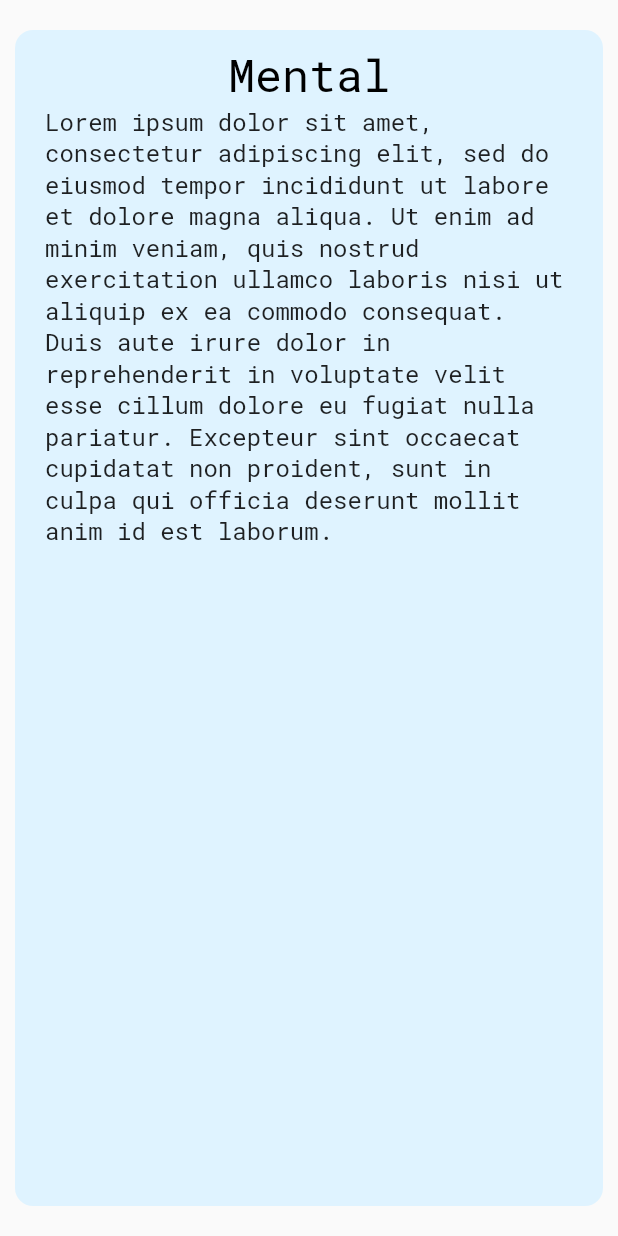
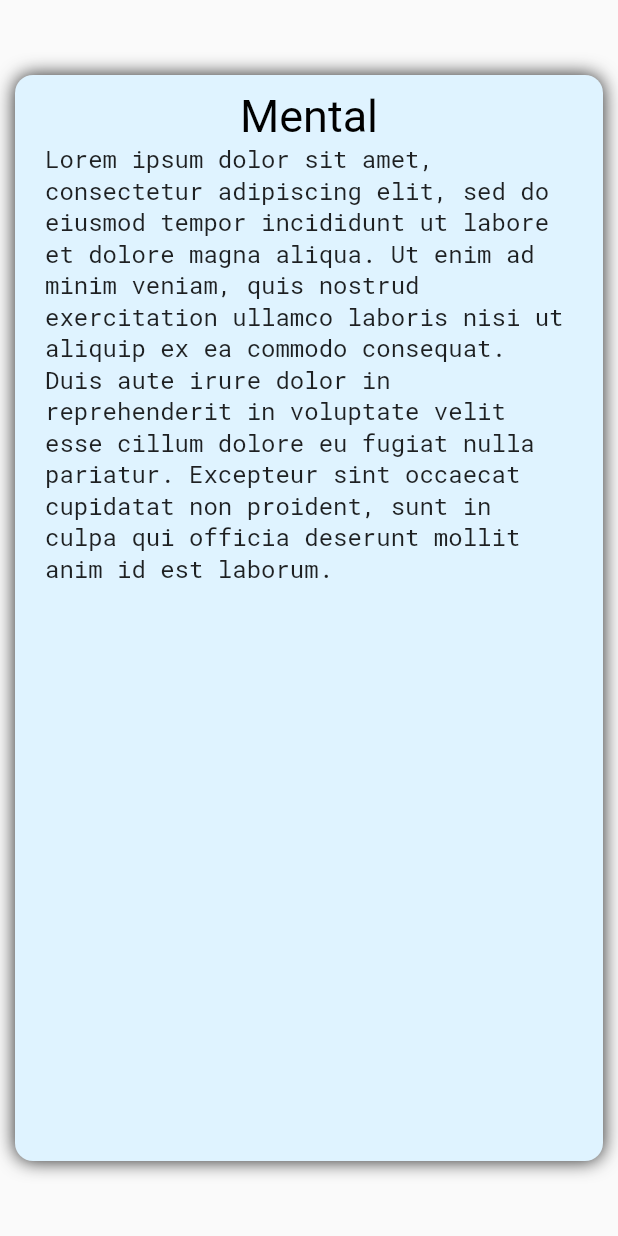
Before and after one commit to Roope1/UIUX-final-project, a Flutter app: the MentalContent widget shown alone on an empty page, opened directly, on a phone screen of 412 x 824 dp. Run offline on Flutter 3.47's test engine with Material 2 defaults, Android fonts, the phone set to English and light mode, and no system bars.

Commit message:
got rid of google font import
downloaded the actual font to the project

```diff
--- a/project/lib/main.dart
+++ b/project/lib/main.dart
@@ -2,35 +2,28 @@
 /// Title: Sanity in the times of COVID-19
 
 import 'package:flutter/material.dart';
-import 'package:google_fonts/google_fonts.dart';
 
+var titleTextStyle = const TextStyle(fontSize: 72, color: Colors.black);
+var buttonTextStyle = const TextStyle(fontSize: 30, color: Colors.black);
 
-var titleTextStyle = GoogleFonts.robotoMono(
-  fontSize: 72,
-  color: Colors.black );
+const double textBoxWidth = 1000;
 
-var buttonTextStyle = GoogleFonts.robotoMono(
-  fontSize: 30,
-  color: Colors.black);
-
-const double textBoxWidth = 800;
-
-var textBoxDec = const BoxDecoration (
+var textBoxDec = const BoxDecoration(
     color: Color(0xffDFF3FF),
     borderRadius: BorderRadius.all(
       Radius.circular(12.0),
     ),
-);
+    boxShadow: [
+      BoxShadow(
+        color: Colors.black87,
+        blurRadius: 10.0,
+      )
+    ]);
 
-var textBoxPadding = const EdgeInsets.symmetric(
-  vertical: 10,
-  horizontal: 20,
-);
+var textBoxPadding = const EdgeInsets.symmetric(vertical: 10, horizontal: 20);
+var textBoxMargin = const EdgeInsets.symmetric(horizontal: 10, vertical: 50);
 
-var textBoxMargin = const EdgeInsets.symmetric(
-  horizontal: 10,
-  vertical: 20
-);
+var contentStyle = const TextStyle(fontFamily: "RobotoMono", fontSize: 16);
 
 void main() {
   runApp(const MyApp());
@@ -55,24 +48,21 @@ class CovidWebsite extends StatelessWidget {
   Widget build(BuildContext context) {
     return Scaffold(
       body: SingleChildScrollView(
-        child: Column (
+          child: Column(
         children: <Widget>[
-
           //Title box
           Container(
             decoration: const BoxDecoration(
                 image: DecorationImage(
               image: AssetImage("assets/Images/BGImage.jpg"),
               fit: BoxFit.fitHeight,
-                  )
-
-               ),
+            )),
             height: MediaQuery.of(context).size.height / 1.5,
             width: MediaQuery.of(context).size.width,
             padding: const EdgeInsets.only(left: 100),
-              child: Align (
+            child: Align(
               alignment: Alignment.centerLeft,
-                child:Text(
+              child: Text(
                 "Sanity in the times\nof COVID-19",
                 style: titleTextStyle,
               ),
@@ -92,21 +82,17 @@ class CovidWebsite extends StatelessWidget {
                       colors: [
                     Colors.blue,
                     Colors.white,
-                  ]
-                )
-              ),
-              child: Column (
+                  ])),
+              child: Column(
                 children: const <Widget>[
                   SocialContent(),
                   PhysicalContent(),
                   MentalContent(),
                   ResourcesContent(),
                 ],
-              )
-            )
+              ))
         ],
-        )
-      ),
+      )),
     );
   }
 }
@@ -125,7 +111,7 @@ class NavBar extends StatelessWidget {
         crossAxisAlignment: CrossAxisAlignment.center,
 
         // Navigation bar buttons
-       children:  const <Widget>[
+        children: const <Widget>[
           NavButton("Social"),
           NavButton("Mental"),
           NavButton("Physical"),
@@ -160,16 +146,16 @@ class SocialContent extends StatelessWidget {
         margin: textBoxMargin,
         alignment: Alignment.center,
         width: textBoxWidth,
-      child : Column(children: [
+        child: Column(
+          children: [
             Text("Social", style: buttonTextStyle),
             //Actual text
             Text(
               "Lorem ipsum dolor sit amet, consectetur adipiscing elit, sed do eiusmod tempor incididunt ut labore et dolore magna aliqua. Ut enim ad minim veniam, quis nostrud exercitation ullamco laboris nisi ut aliquip ex ea commodo consequat. Duis aute irure dolor in reprehenderit in voluptate velit esse cillum dolore eu fugiat nulla pariatur. Excepteur sint occaecat cupidatat non proident, sunt in culpa qui officia deserunt mollit anim id est laborum.",
-          style: GoogleFonts.robotoMono(fontSize: 16),
+              style: contentStyle,
             )
           ],
-      )
-    );
+        ));
   }
 }
 
@@ -183,16 +169,16 @@ class PhysicalContent extends StatelessWidget {
         padding: textBoxPadding,
         alignment: Alignment.center,
         width: textBoxWidth,
-      child : Column(children: [
+        child: Column(
+          children: [
             Text("Physical", style: buttonTextStyle),
             //Actual text
             Text(
               "Lorem ipsum dolor sit amet, consectetur adipiscing elit, sed do eiusmod tempor incididunt ut labore et dolore magna aliqua. Ut enim ad minim veniam, quis nostrud exercitation ullamco laboris nisi ut aliquip ex ea commodo consequat. Duis aute irure dolor in reprehenderit in voluptate velit esse cillum dolore eu fugiat nulla pariatur. Excepteur sint occaecat cupidatat non proident, sunt in culpa qui officia deserunt mollit anim id est laborum.Lorem ipsum dolor sit amet, consectetur adipiscing elit, sed do eiusmod tempor incididunt ut labore et dolore magna aliqua. Ut enim ad minim veniam, quis nostrud exercitation ullamco laboris nisi ut aliquip ex ea commodo consequat. Duis aute irure dolor in reprehenderit in voluptate velit esse cillum dolore eu fugiat nulla pariatur. Excepteur sint occaecat cupidatat non proident, sunt in culpa qui officia deserunt mollit anim id est laborum.Lorem ipsum dolor sit amet, consectetur adipiscing elit, sed do eiusmod tempor incididunt ut labore et dolore magna aliqua. Ut enim ad minim veniam, quis nostrud exercitation ullamco laboris nisi ut aliquip ex ea commodo consequat. Duis aute irure dolor in reprehenderit in voluptate velit esse cillum dolore eu fugiat nulla pariatur. Excepteur sint occaecat cupidatat non proident, sunt in culpa qui officia deserunt mollit anim id est laborum.",
-          style: GoogleFonts.robotoMono(fontSize: 16),
+              style: contentStyle,
             )
           ],
-      )
-    );
+        ));
   }
 }
 
@@ -206,16 +192,16 @@ class MentalContent extends StatelessWidget {
         margin: textBoxMargin,
         alignment: Alignment.center,
         width: textBoxWidth,
-      child : Column(children: [
+        child: Column(
+          children: [
             Text("Mental", style: buttonTextStyle),
             //Actual text
             Text(
               "Lorem ipsum dolor sit amet, consectetur adipiscing elit, sed do eiusmod tempor incididunt ut labore et dolore magna aliqua. Ut enim ad minim veniam, quis nostrud exercitation ullamco laboris nisi ut aliquip ex ea commodo consequat. Duis aute irure dolor in reprehenderit in voluptate velit esse cillum dolore eu fugiat nulla pariatur. Excepteur sint occaecat cupidatat non proident, sunt in culpa qui officia deserunt mollit anim id est laborum.",
-          style: GoogleFonts.robotoMono(fontSize: 16),
+              style: contentStyle,
             )
           ],
-      )
-    );
+        ));
   }
 }
 
@@ -229,15 +215,15 @@ class ResourcesContent extends StatelessWidget {
         margin: textBoxMargin,
         alignment: Alignment.center,
         width: textBoxWidth,
-      child : Column(children: [
+        child: Column(
+          children: [
             Text("Resources", style: buttonTextStyle),
             //Actual text
             Text(
               "Lorem ipsum dolor sit amet, consectetur adipiscing elit, sed do eiusmod tempor incididunt ut labore et dolore magna aliqua. Ut enim ad minim veniam, quis nostrud exercitation ullamco laboris nisi ut aliquip ex ea commodo consequat. Duis aute irure dolor in reprehenderit in voluptate velit esse cillum dolore eu fugiat nulla pariatur. Excepteur sint occaecat cupidatat non proident, sunt in culpa qui officia deserunt mollit anim id est laborum. Lorem ipsum dolor sit amet, consectetur adipiscing elit, sed do eiusmod tempor incididunt ut labore et dolore magna aliqua. Ut enim ad minim veniam, quis nostrud exercitation ullamco laboris nisi ut aliquip ex ea commodo consequat. Duis aute irure dolor in reprehenderit in voluptate velit esse cillum dolore eu fugiat nulla pariatur. Excepteur sint occaecat cupidatat non proident, sunt in culpa qui officia deserunt mollit anim id est laborum.",
-          style: GoogleFonts.robotoMono(fontSize: 16),
+              style: contentStyle,
             )
           ],
-      )
-    );
+        ));
   }
 }
```
Also changed, not shown: project/pubspec.yaml (+9 -5 lines), project/assets/Fonts/RobotoMono.ttf (added). Lines whose indentation alone changed are shown as unchanged.
